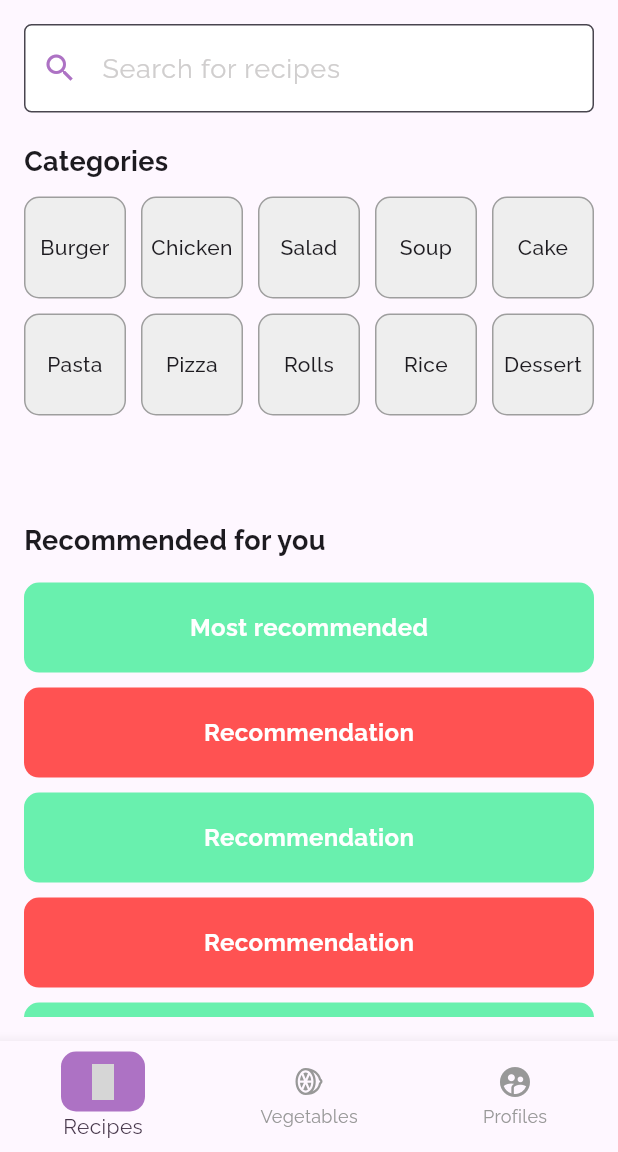
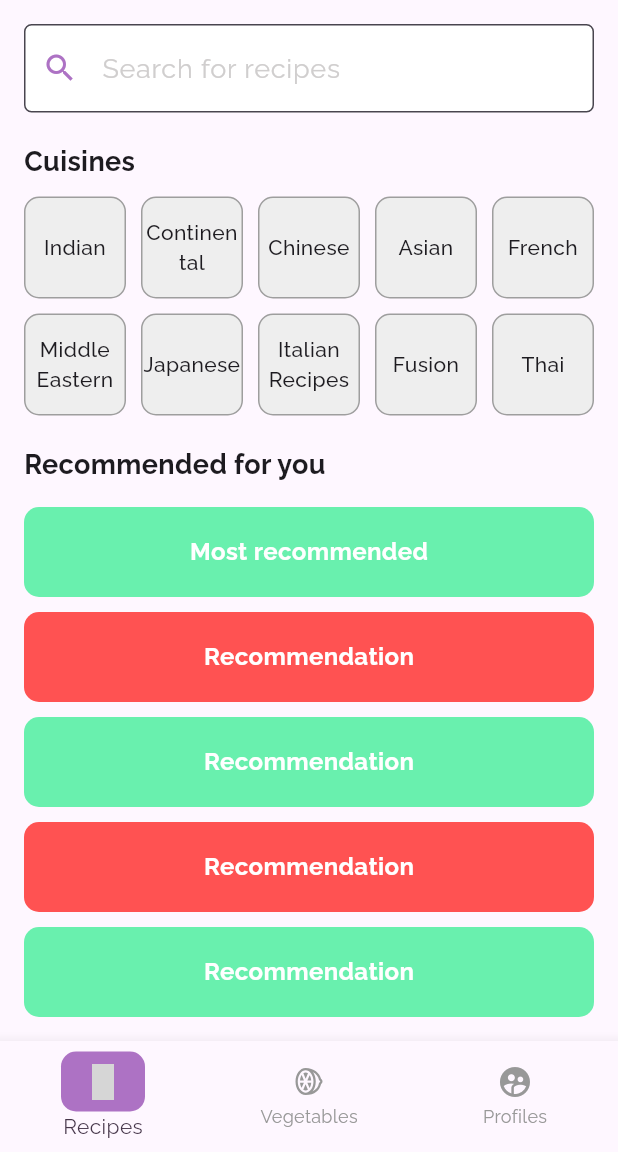
Before and after one commit to ahaandesai27/Inheritance-2024-mars, a Flutter app: the screen it shows after launch, on a phone screen of 412 x 824 dp, the part 84-1236 px from its top. Run offline on Flutter 3.47's test engine with Material 3 defaults, Android fonts, the phone set to English and light mode, and no system bars; our stand-ins replace flutter_material_design_icons, google_fonts, jwt_decoder, line_awesome_flutter, shared_preferences; grey boxes are pictures that could not be loaded.

Commit message:
Integrated Categories

```diff
--- a/app/lib/pages/recipepage.dart
+++ b/app/lib/pages/recipepage.dart
@@ -1,12 +1,21 @@
+import 'package:app/api/apiurl.dart';
+import 'package:app/pages/cuisinerecipe.dart';
 import 'package:app/widgets/navbar.dart';
 import 'package:app/widgets/searchbar.dart';
 import 'package:app/widgets/sidebar.dart';
 import 'package:flutter/material.dart';
 import 'package:google_fonts/google_fonts.dart';
+import 'package:http/http.dart' as http;
+import 'dart:convert';
 
-class RecipePage extends StatelessWidget {
+class RecipePage extends StatefulWidget {
   const RecipePage({super.key});
 
+  @override
+  State<RecipePage> createState() => _RecipePageState();
+}
+
+class _RecipePageState extends State<RecipePage> {
   @override
   Widget build(BuildContext context) {
     return Scaffold(
@@ -18,14 +27,15 @@ class RecipePage extends StatelessWidget {
         backgroundColor: const Color.fromARGB(255, 173, 114, 196),
         leading: Builder(
           builder: (BuildContext context) => IconButton(
-            icon: const Icon(Icons.menu), // Three-bar icon
+            icon: const Icon(Icons.menu),
             onPressed: () {
-              Scaffold.of(context).openDrawer(); // Open the drawer
+              Scaffold.of(context).openDrawer();
             },
           ),
         ),
       ),
-      body: Padding(
+      body: SingleChildScrollView(
+        child: Padding(
           padding: const EdgeInsets.all(16.0),
           child: Column(
             crossAxisAlignment: CrossAxisAlignment.start,
@@ -36,32 +46,31 @@ class RecipePage extends StatelessWidget {
 
               // Categories Section
               const Text(
-              'Categories',
+                'Cuisines',
                 style: TextStyle(
                   fontSize: 18,
                   fontWeight: FontWeight.bold,
                 ),
               ),
-            const SizedBox(height: 10),
-            Flexible(
-              flex: 2,
-              child: GridView.count(
+              SizedBox(height: 10),
+              GridView.count(
+                shrinkWrap: true,
+                physics: NeverScrollableScrollPhysics(),
                 crossAxisCount: 5,
                 crossAxisSpacing: 10,
                 mainAxisSpacing: 10,
                 children: [
-                  _buildCategoryTile('Burger'),
-                  _buildCategoryTile('Chicken'),
-                  _buildCategoryTile('Salad'),
-                  _buildCategoryTile('Soup'),
-                  _buildCategoryTile('Cake'),
-                  _buildCategoryTile('Pasta'),
-                  _buildCategoryTile('Pizza'),
-                  _buildCategoryTile('Rolls'),
-                  _buildCategoryTile('Rice'),
-                  _buildCategoryTile('Dessert'),
+                  _buildCategoryTile('Indian'),
+                  _buildCategoryTile('Continental'),
+                  _buildCategoryTile('Chinese'),
+                  _buildCategoryTile('Asian'),
+                  _buildCategoryTile('French'),
+                  _buildCategoryTile('Middle Eastern'),
+                  _buildCategoryTile('Japanese'),
+                  _buildCategoryTile('Italian Recipes'),
+                  _buildCategoryTile('Fusion'),
+                  _buildCategoryTile('Thai'),
                 ],
-              ),
               ),
 
               const SizedBox(height: 20),
@@ -75,26 +84,23 @@ class RecipePage extends StatelessWidget {
                 ),
               ),
               const SizedBox(height: 10),
-            Expanded(
-              flex: 3,
-              child: ListView.builder(
-                itemCount: 5, // Placeholder for 5 items
+              ListView.builder(
+                shrinkWrap: true,
+                physics: NeverScrollableScrollPhysics(),
+                itemCount: 5,
                 itemBuilder: (context, index) {
                   return Container(
                     margin: const EdgeInsets.symmetric(vertical: 5.0),
                     height: 60,
                     decoration: BoxDecoration(
-                      color: index % 2 ==
-                              0 //Put Condition here asking for veg nonveg
+                      color: index % 2 == 0
                           ? Colors.greenAccent
                           : Colors.redAccent,
                       borderRadius: BorderRadius.circular(10.0),
                     ),
                     child: Center(
                       child: Text(
-                        index == 0
-                            ? 'Most recommended'
-                            : 'Recommendation', //Sort by most recommended
+                        index == 0 ? 'Most recommended' : 'Recommendation',
                         style: const TextStyle(
                           fontSize: 16,
                           color: Colors.white,
@@ -105,8 +111,8 @@ class RecipePage extends StatelessWidget {
                   );
                 },
               ),
+            ],
           ),
-          ],
         ),
       ),
       drawer: const AppDrawer(),
@@ -115,7 +121,15 @@ class RecipePage extends StatelessWidget {
   }
 
   Widget _buildCategoryTile(String title) {
-    return Container(
+    return GestureDetector(
+      onTap: () {
+        Navigator.push(
+            context,
+            MaterialPageRoute(
+              builder: (context) => CuisineRecipesPage(cuisine: title),
+            ));
+      },
+      child: Container(
         decoration: BoxDecoration(
           color: Colors.grey[200],
           borderRadius: BorderRadius.circular(10.0),
@@ -128,6 +142,7 @@ class RecipePage extends StatelessWidget {
             textAlign: TextAlign.center,
           ),
         ),
+      ),
     );
   }
 }
--- a/app/lib/widgets/searchbar.dart
+++ b/app/lib/widgets/searchbar.dart
@@ -1,6 +1,5 @@
 import 'package:app/api/getservicesrecipes.dart';
 import 'dart:async';
-import 'package:app/services/getservicesrecipes.dart';
 import 'package:app/utils/colors.dart';
 import 'package:flutter/material.dart';
 
```
Also changed, not shown: app/lib/pages/cuisinerecipe.dart (added, +147 -0 lines). Lines whose indentation alone changed are shown as unchanged.
